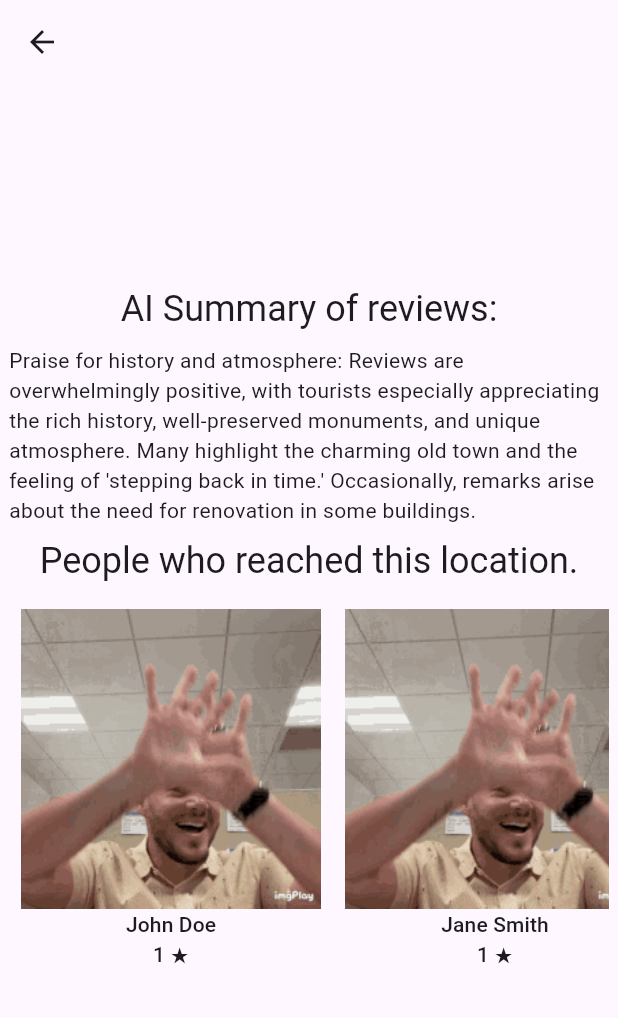
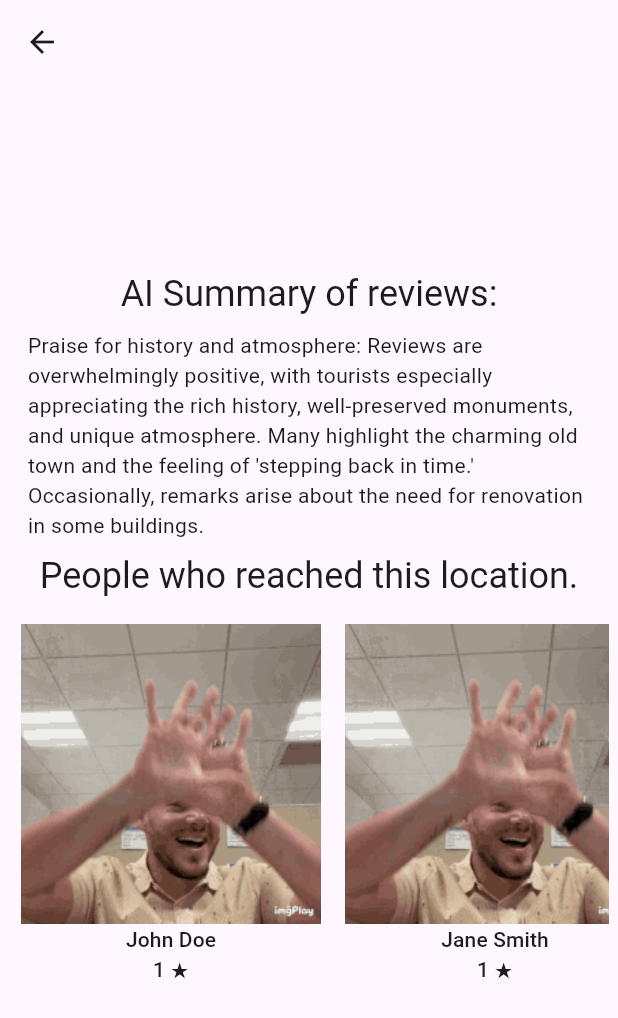
Before and after one commit to MinikPLayer/Hacknarok_Dracat_2025, a Flutter app: the LocationDetailsComponent screen opened directly with empty values, on a phone screen of 412 x 824 dp. Shown: the top 1018 px of the screen. Run offline on Flutter 3.47's test engine with Material 3 defaults, Android fonts, the phone set to English and light mode, and no system bars; our stand-ins replace confetti, flutter_card_swiper, flutter_map, geolocator, latlong2, shared_preferences; missing offline and left inert: flutter_joystick, flutter_map_cancellable_tile_provider; accounts and stored records are empty.

```diff
--- a/mobile/dracat_hacknarok_2025/lib/components/location_details_component.dart
+++ b/mobile/dracat_hacknarok_2025/lib/components/location_details_component.dart
@@ -162,7 +162,7 @@ class _LocationDetailsComponentState extends State<LocationDetailsComponent> {
                       ),
                     ),
                     SizedBox(
-                      width: 400,
+                      width: 375,
                       child: Text(
                         llmSummaries[Random(calculateSeed(widget.locationName)).nextInt(llmSummaries.length)],
                         softWrap: true,
```
Also changed, not shown: mobile/dracat_hacknarok_2025/lib/components/map_demo_menu_component.dart (+4 -3 lines), mobile/dracat_hacknarok_2025/lib/pages/current_trip_map_page.dart (+3 -4 lines).
